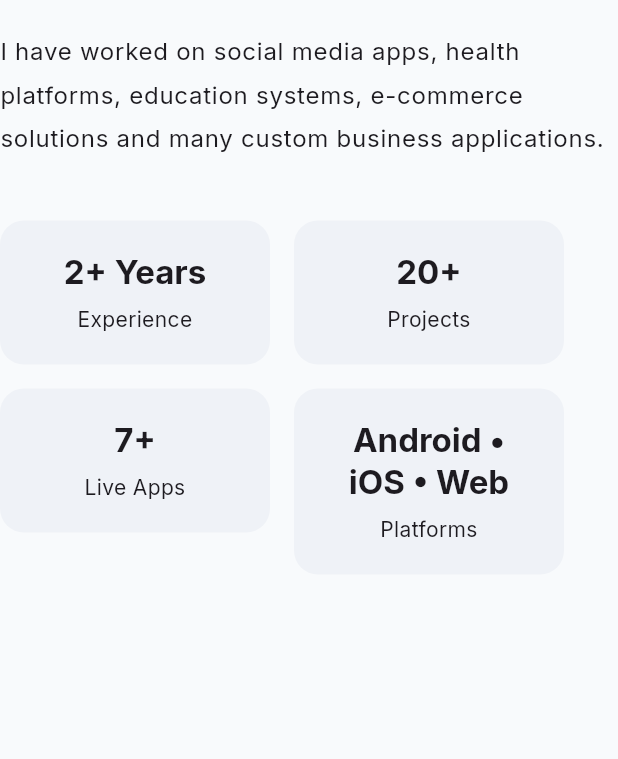
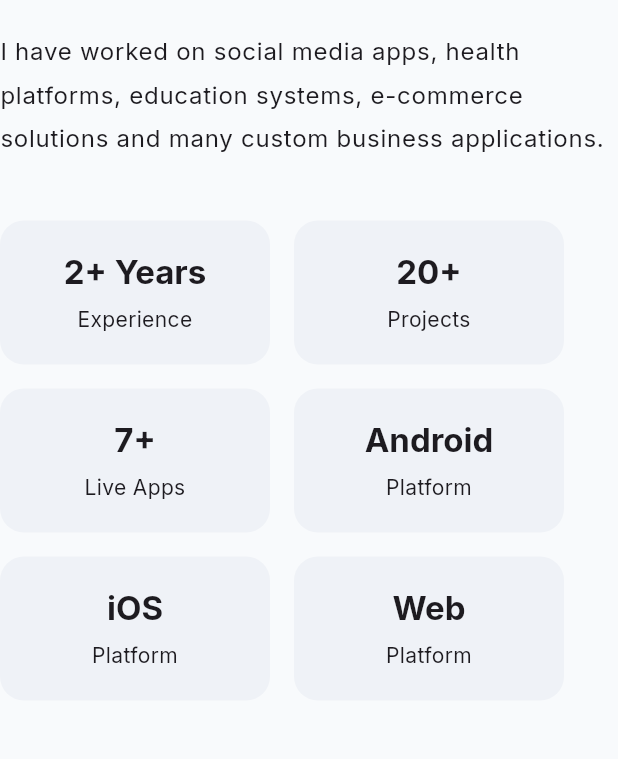
Before and after one commit to Dev-SohelRana/sohelrana-portfolio, a Flutter app: the AboutContent widget shown alone on an empty page, opened directly, on a phone screen of 412 x 824 dp, the part 345-1104 px from its top. Run offline on Flutter 3.47's test engine with Material 3 defaults, Android fonts, the phone set to English and light mode, and no system bars; our stand-ins replace cached_network_image, google_fonts; missing offline and left inert: dart:html; network calls fail.

Commit message:
update profile image

```diff
--- a/lib/assets_helper/app_image.dart
+++ b/lib/assets_helper/app_image.dart
@@ -4,6 +4,7 @@ class AppImages {
 
   static const String logo = '$_basePath/logo.svg';
   static const String profileImage = '$_basePath/profileImage.png';
+  static const String portfolioBanner = '$_basePath/portfolioBanner.png';
   static const String lovewell = '$_basePath/lovewell.png';
   static const String lovewellGoogle = '$_basePath/lovewellGoogle.png';
   static const String lovewellApple = '$_basePath/lovewellApple.png';
--- a/lib/constants/project_data.dart
+++ b/lib/constants/project_data.dart
@@ -57,7 +57,7 @@ class ProjectData {
           "https://apps.apple.com/us/app/cr-tec-%D8%B3%D9%8A%D8%A7%D8%B1%D8%AA%D9%83/id6775363864",
       title: "Cr Tec",
       description:
-          "CR Tec is a digital platform that simplifies the entire vehicle maintenance journey, making it easier to manage every step from creating a service request to collecting your repaired vehicle. Designed for both customers and workshops, the app brings everything together in one place for a faster, more transparent, and hassle-free experience. Customers can submit maintenance requests by entering their vehicle details and describing the issue or accident. They can then track the progress of their request in real time, receive detailed inspection reports, review repair estimates and completion timelines, compare workshop quotations, and choose the option that best suits their needs. By connecting vehicle owners, repair workshops, and spare parts providers on a single platform, CR Tec improves communication, streamlines workflows, and increases transparency throughout the repair process. Whether you need routine maintenance or major repairs, CR Tec helps you access trusted automotive services with greater convenience, efficiency, and confidence.",
+          "CR Tec is a digital platform that simplifies the entire vehicle maintenance journey, making it easier to manage every step from creating a service request to collecting your repaired vehicle. Designed for both customers and workshops, the app brings everything together in one place for a faster, more transparent, and hassle-free experience. Customers can submit maintenance requests by entering their vehicle details and describing the issue or accident. They can then track the progress of their request in real time, receive detailed inspection s, review repair estimates and completion timelines, compare workshop quotations, and choose the option that best suits their needs. By connecting vehicle owners, repair workshops, and spare parts providers on a single platform, CR Tec improves communication, streamlines workflows, and increases transparency throughout the repair process. Whether you need routine maintenance or major repairs, CR Tec helps you access trusted automotive services with greater convenience, efficiency, and confidence.",
       screenshots: [AppImages.crTec, AppImages.crTecApple],
       technologies: [
         "Dart",
--- a/lib/features/sections/about/widget/about_card_widget.dart
+++ b/lib/features/sections/about/widget/about_card_widget.dart
@@ -38,7 +38,9 @@ class AboutContent extends StatelessWidget {
             _InfoCard(title: "Experience", value: "2+ Years"),
             _InfoCard(title: "Projects", value: "20+"),
             _InfoCard(title: "Live Apps", value: "7+"),
-            _InfoCard(title: "Platforms", value: "Android • iOS • Web"),
+            _InfoCard(title: "Platform", value: "Android"),
+            _InfoCard(title: "Platform", value: "iOS"),
+            _InfoCard(title: "Platform", value: "Web"),
           ],
         ),
       ],
--- a/lib/features/sections/about/widget/about_image_widget.dart
+++ b/lib/features/sections/about/widget/about_image_widget.dart
@@ -7,10 +7,10 @@ class AboutImage extends StatelessWidget {
   @override
   Widget build(BuildContext context) {
     return AspectRatio(
-      aspectRatio: .85,
+      aspectRatio: .960,
       child: ClipRRect(
         borderRadius: BorderRadius.circular(24),
-        child: Image.asset(AppImages.profileImage, fit: BoxFit.cover),
+        child: Image.asset(AppImages.portfolioBanner, fit: BoxFit.cover),
       ),
     );
   }
--- a/lib/services/resume_service.dart
+++ b/lib/services/resume_service.dart
@@ -6,9 +6,9 @@
 //     final Uri url;
 
 //     if (kIsWeb) {
-//       url = Uri.parse('assets/assets/resume/report.pdf');
+//       url = Uri.parse('assets/assets/resume/resume.pdf');
 //     } else {
-//       url = Uri.parse('https://your-domain.com/report.pdf');
+//       url = Uri.parse('https://your-domain.com/resume.pdf');
 //     }
 
 //     if (await canLaunchUrl(url)) {
--- a/lib/services/resume_service_web.dart
+++ b/lib/services/resume_service_web.dart
@@ -2,9 +2,9 @@ import 'dart:html' as html;
 
 class ResumeDownloader {
   static void download() {
-    final anchor = html.AnchorElement(href: '/resume/report.pdf')
+    final anchor = html.AnchorElement(href: '/resume/resume.pdf')
       ..target = '_blank'
-      ..download = 'report.pdf';
+      ..download = 'resume.pdf';
 
     anchor.click();
   }
--- a/pubspec.yaml
+++ b/pubspec.yaml
@@ -67,8 +67,6 @@ flutter:
 
   assets:
     - assets/images/
-    - assets/icons/
-    - assets/animations/
     - assets/resume/
 
 # flutter:
```
Also changed, not shown: analysis_options.yaml (+9 -0 lines), assets/images/portfolioBanner.png (added), assets/images/profileImage.png, pubspec.lock, 1 other file.
